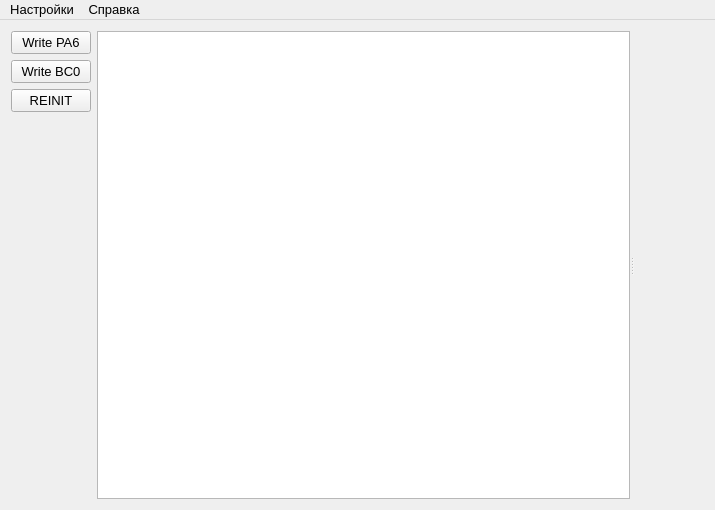
This is ui/mainwindow.ui in irsural/clb_autocalibration as Qt 5 draws it before an edit. The edited form follows.
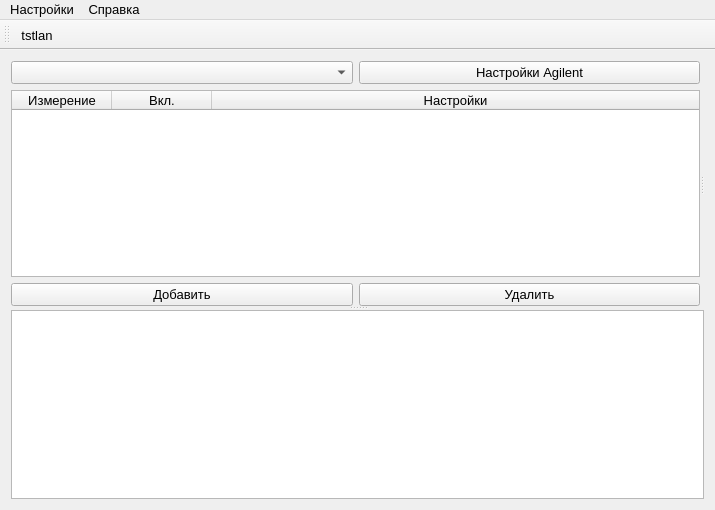
This is the edited form. Icons and pictures are not drawn.

Patch:
```diff
--- a/ui/mainwindow.ui
+++ b/ui/mainwindow.ui
@@ -23,39 +23,17 @@
   </property>
   <widget class="QWidget" name="centralWidget">
    <layout class="QGridLayout" name="gridLayout">
-    <item row="0" column="1">
+    <item row="0" column="0">
+     <widget class="QSplitter" name="splitter_2">
+      <property name="orientation">
+       <enum>Qt::Vertical</enum>
+      </property>
      <widget class="QSplitter" name="splitter">
-      <property name="sizePolicy">
-       <sizepolicy hsizetype="Expanding" vsizetype="Preferred">
-        <horstretch>1</horstretch>
-        <verstretch>0</verstretch>
-       </sizepolicy>
-      </property>
       <property name="orientation">
        <enum>Qt::Horizontal</enum>
       </property>
-      <widget class="QPlainTextEdit" name="log_text_edit">
-       <property name="sizePolicy">
-        <sizepolicy hsizetype="Expanding" vsizetype="Expanding">
-         <horstretch>1</horstretch>
-         <verstretch>0</verstretch>
-        </sizepolicy>
-       </property>
-      </widget>
-      <widget class="QWidget" name="layoutWidget">
+       <widget class="QWidget" name="verticalLayoutWidget">
        <layout class="QVBoxLayout" name="verticalLayout">
-        <item>
-         <widget class="QWidget" name="source_mode_widget" native="true">
-          <property name="sizePolicy">
-           <sizepolicy hsizetype="Preferred" vsizetype="Preferred">
-            <horstretch>2</horstretch>
-            <verstretch>0</verstretch>
-           </sizepolicy>
-          </property>
-          <layout class="QVBoxLayout" name="verticalLayout_4">
-           <property name="spacing">
-            <number>0</number>
-           </property>
            <property name="leftMargin">
             <number>0</number>
            </property>
@@ -69,43 +47,72 @@
             <number>0</number>
            </property>
            <item>
-            <layout class="QVBoxLayout" name="source_mode_layout"/>
-           </item>
-          </layout>
-         </widget>
-        </item>
+          <layout class="QHBoxLayout" name="horizontalLayout">
         <item>
-         <spacer name="verticalSpacer">
-          <property name="orientation">
-           <enum>Qt::Vertical</enum>
-          </property>
-          <property name="sizeHint" stdset="0">
+            <widget class="QComboBox" name="clb_list_combobox">
+             <property name="sizePolicy">
+              <sizepolicy hsizetype="Preferred" vsizetype="Preferred">
+               <horstretch>0</horstretch>
+               <verstretch>0</verstretch>
+              </sizepolicy>
+             </property>
+             <property name="minimumSize">
            <size>
-            <width>20</width>
-            <height>40</height>
-           </size>
-          </property>
-         </spacer>
+               <width>140</width>
+               <height>0</height>
+              </size>
+             </property>
+             <property name="font">
+              <font>
+               <pointsize>10</pointsize>
+              </font>
+             </property>
+            </widget>
+           </item>
+           <item>
+            <widget class="QPushButton" name="agilent_settings_button">
+             <property name="text">
+              <string>Настройки Agilent</string>
+             </property>
+            </widget>
+           </item>
+          </layout>
+         </item>
+         <item>
+          <widget class="QTableWidget" name="measures_table">
+           <attribute name="horizontalHeaderStretchLastSection">
+            <bool>true</bool>
+           </attribute>
+           <column>
+            <property name="text">
+             <string>Измерение</string>
+            </property>
+           </column>
+           <column>
+            <property name="text">
+             <string>Вкл.</string>
+            </property>
+           </column>
+           <column>
+            <property name="text">
+             <string>Настройки</string>
+            </property>
+           </column>
+          </widget>
         </item>
         <item>
          <layout class="QHBoxLayout" name="horizontalLayout_2">
           <item>
-           <spacer name="horizontalSpacer">
-            <property name="orientation">
-             <enum>Qt::Horizontal</enum>
-            </property>
-            <property name="sizeHint" stdset="0">
-             <size>
-              <width>40</width>
-              <height>20</height>
-             </size>
-            </property>
-           </spacer>
+            <widget class="QPushButton" name="add_measure_button">
+             <property name="text">
+              <string>Добавить</string>
+             </property>
+            </widget>
           </item>
           <item>
-           <widget class="QLabel" name="loader_label">
+            <widget class="QPushButton" name="delete_measure_button">
             <property name="text">
-             <string/>
+              <string>Удалить</string>
             </property>
            </widget>
           </item>
@@ -113,51 +120,17 @@
         </item>
        </layout>
       </widget>
-     </widget>
-    </item>
-    <item row="0" column="0">
-     <layout class="QVBoxLayout" name="verticalLayout_2">
-      <item>
-       <widget class="QPushButton" name="pa6_button">
-        <property name="text">
-         <string>Write PA6</string>
-        </property>
-        <property name="checkable">
-         <bool>true</bool>
-        </property>
-       </widget>
-      </item>
-      <item>
-       <widget class="QPushButton" name="bc0_button">
-        <property name="text">
-         <string>Write BC0</string>
-        </property>
-        <property name="checkable">
-         <bool>true</bool>
-        </property>
-       </widget>
-      </item>
-      <item>
-       <widget class="QPushButton" name="reinit_button">
-        <property name="text">
-         <string>REINIT</string>
-        </property>
-       </widget>
-      </item>
-      <item>
-       <spacer name="verticalSpacer_2">
-        <property name="orientation">
-         <enum>Qt::Vertical</enum>
-        </property>
-        <property name="sizeHint" stdset="0">
-         <size>
-          <width>20</width>
-          <height>40</height>
-         </size>
-        </property>
-       </spacer>
-      </item>
-     </layout>
+       <widget class="QStackedWidget" name="stackedWidget"/>
+      </widget>
+      <widget class="QPlainTextEdit" name="log_text_edit">
+       <property name="sizePolicy">
+        <sizepolicy hsizetype="Expanding" vsizetype="Expanding">
+         <horstretch>1</horstretch>
+         <verstretch>0</verstretch>
+        </sizepolicy>
+       </property>
+      </widget>
+     </widget>
     </item>
    </layout>
   </widget>
@@ -185,6 +158,18 @@
    <addaction name="settings_menu"/>
    <addaction name="menu"/>
   </widget>
+  <widget class="QToolBar" name="toolBar">
+   <property name="windowTitle">
+    <string>toolBar</string>
+   </property>
+   <attribute name="toolBarArea">
+    <enum>TopToolBarArea</enum>
+   </attribute>
+   <attribute name="toolBarBreak">
+    <bool>false</bool>
+   </attribute>
+   <addaction name="open_tstlan_action"/>
+  </widget>
   <action name="change_fixed_range_action">
    <property name="text">
     <string>Изменить фиксированный шаг</string>
@@ -200,6 +185,15 @@
     <string>О программе</string>
    </property>
   </action>
+  <action name="open_tstlan_action">
+   <property name="icon">
+    <iconset resource="../resources/icons.qrc">
+     <normaloff>:/icons/icons/tstlan.png</normaloff>:/icons/icons/tstlan.png</iconset>
+   </property>
+   <property name="text">
+    <string>tstlan</string>
+   </property>
+  </action>
  </widget>
  <layoutdefault spacing="6" margin="11"/>
  <resources>
```
Lines whose indentation alone changed are shown as unchanged.
